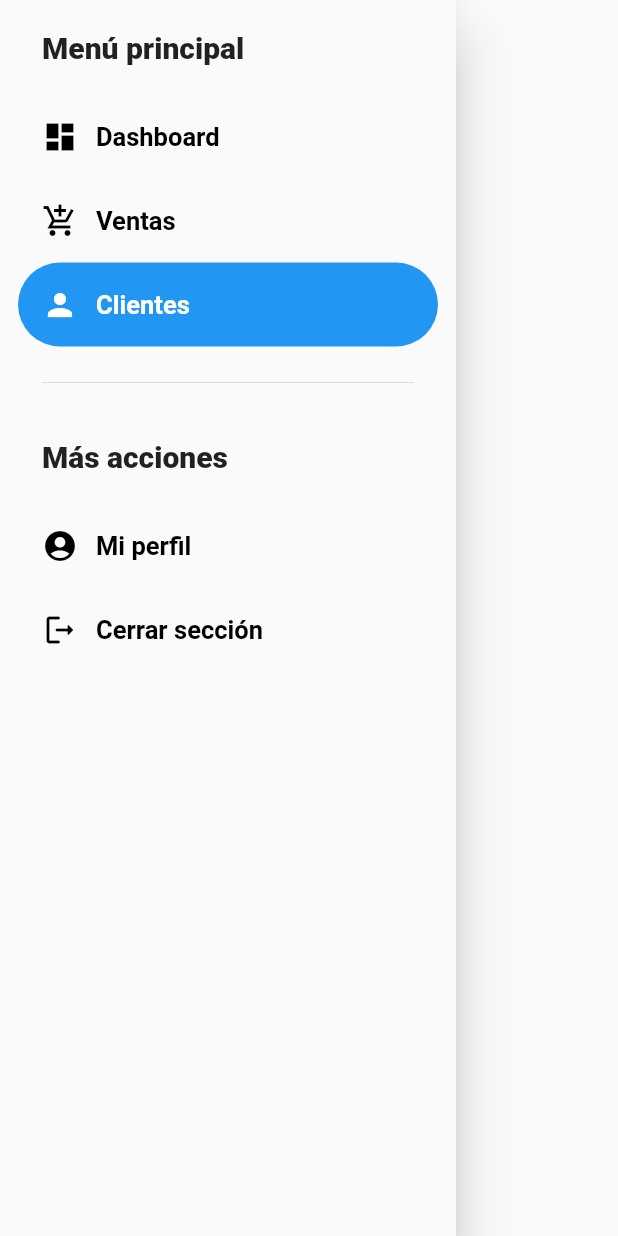
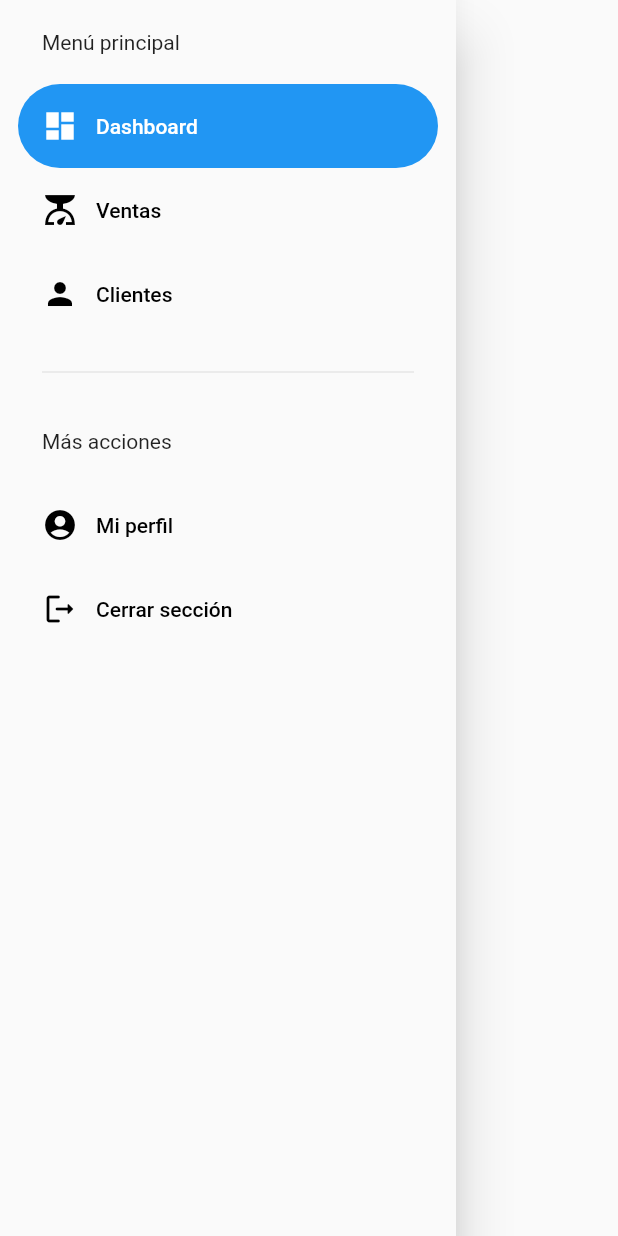
Before and after one commit to JESUS3928CF/colch_star_movile, a Flutter app: the SideMenu widget shown alone on an empty page, opened directly, on a phone screen of 412 x 824 dp. Run offline on Flutter 3.47's test engine with Material 2 defaults, Android fonts, the phone set to English and light mode, and no system bars.

```diff
--- a/lib/presentation/widgets/side_menu.dart
+++ b/lib/presentation/widgets/side_menu.dart
@@ -6,30 +6,25 @@ import 'package:colch_stat_app/presentation/screens/sales_screen.dart';
 import 'package:flutter/material.dart';
 
 class SideMenu extends StatefulWidget {
-  int? navDrawerIndex = 3;
-  SideMenu({Key? key,  this.navDrawerIndex}) : super(key: key);
+  const SideMenu({super.key});
 
   @override
   State<SideMenu> createState() => _SideMenuState();
 }
 
 class _SideMenuState extends State<SideMenu> {
-  // int navDrawerIndex = 0;
+  int navDrawerIndex = 0;
 
   @override
   Widget build(BuildContext context) {
     final hasNotch = MediaQuery.of(context).viewPadding.top > 35;
 
-    final TextStyle menuTextStyle = TextStyle(fontWeight: FontWeight.w800,fontSize: 20);
-
-    final TextStyle menuItemsTextStyle = TextStyle(fontWeight: FontWeight.w600,fontSize: 17);
-
     return NavigationDrawer(
         //* Opción para saber que pagina esta seleccionada
-        selectedIndex: widget.navDrawerIndex,
+        selectedIndex: navDrawerIndex,
         onDestinationSelected: (value) {
           setState(() {
-             widget.navDrawerIndex = value;
+            navDrawerIndex = value;
           });
 
           switch (value) {
@@ -69,26 +64,26 @@ class _SideMenuState extends State<SideMenu> {
         children: [
           Padding(
             padding: EdgeInsets.fromLTRB(28, hasNotch ? 10 : 20, 16, 20),
-            child: Text("Menú principal", style: menuTextStyle),
+            child: const Text("Menú principal"),
           ),
-           NavigationDrawerDestination(
-              icon: const Icon(Icons.dashboard), label: Text('Dashboard', style: menuItemsTextStyle,)),
-           NavigationDrawerDestination(
-              icon: const Icon(Icons.add_shopping_cart_sharp), label: Text('Ventas', style: menuItemsTextStyle)),
-           NavigationDrawerDestination(
-              icon: const Icon(Icons.person), label: Text('Clientes', style: menuItemsTextStyle)),
+          const NavigationDrawerDestination(
+              icon: Icon(Icons.dashboard), label: Text('Dashboard')),
+          const NavigationDrawerDestination(
+              icon: Icon(Icons.scale_sharp), label: Text('Ventas')),
+          const NavigationDrawerDestination(
+              icon: Icon(Icons.person), label: Text('Clientes')),
           const Padding(
             padding: EdgeInsets.fromLTRB(28, 16, 28, 10),
             child: Divider(),
           ),
           Padding(
             padding: EdgeInsets.fromLTRB(28, hasNotch ? 10 : 20, 16, 20),
-            child: Text("Más acciones", style: menuTextStyle,),
+            child: const Text("Más acciones"),
           ),
-          NavigationDrawerDestination(
-              icon: const Icon(Icons.account_circle), label: Text('Mi perfil', style: menuItemsTextStyle,)),
-          NavigationDrawerDestination(
-              icon: const Icon(Icons.logout_rounded), label: Text('Cerrar sección', style: menuItemsTextStyle,)),
+          const NavigationDrawerDestination(
+              icon: Icon(Icons.account_circle), label: Text('Mi perfil')),
+          const NavigationDrawerDestination(
+              icon: Icon(Icons.logout_rounded), label: Text('Cerrar sección')),
         ]);
   }
 }
```
